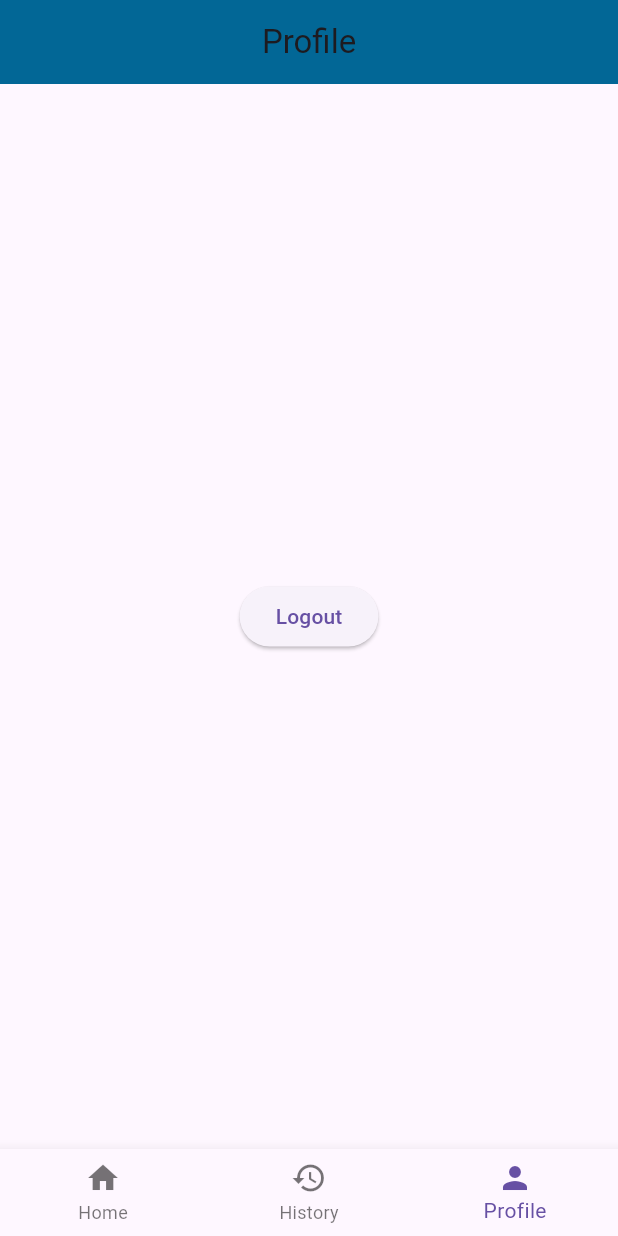
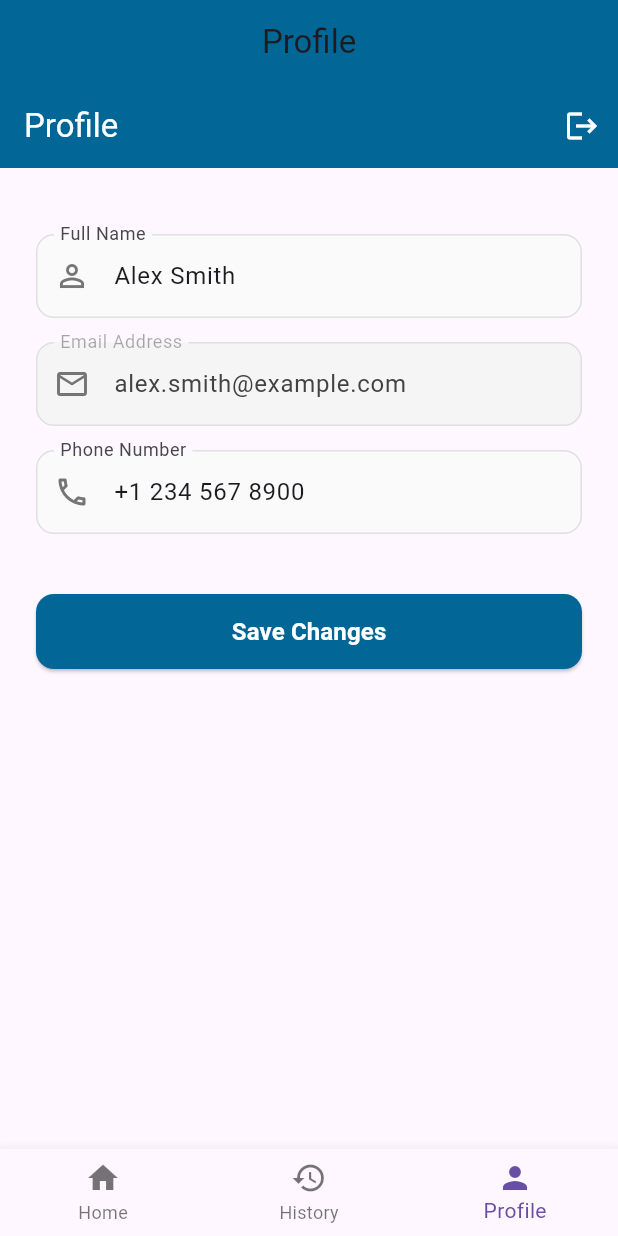
Before and after one commit to ChaengchartChamvech/RoomLedger, a Flutter app: the screen it shows once a user with an empty profile is signed in, item 3 of the bottom bar chosen, on a phone screen of 412 x 824 dp. Run offline on Flutter 3.47's test engine with Material 3 defaults, Android fonts, the phone set to English and light mode, and no system bars; our stand-ins replace image_picker, supabase_flutter; accounts and stored records are empty.

Commit message:
Added Name, Email, Phone number
Is not connected to Database, only mock up info.

```diff
--- a/lib/screens/profile_page.dart
+++ b/lib/screens/profile_page.dart
@@ -1,18 +1,182 @@
 import 'package:flutter/material.dart';
 import 'package:supabase_flutter/supabase_flutter.dart';
 
-class ProfilePage extends StatelessWidget {
+class ProfilePage extends StatefulWidget {
   const ProfilePage({super.key});
 
   @override
+  State<ProfilePage> createState() => _ProfilePageState();
+}
+
+class _ProfilePageState extends State<ProfilePage> {
+  // Mock data
+  late TextEditingController _fullNameController;
+  late TextEditingController _emailController;
+  late TextEditingController _phoneController;
+
+  bool _isSaving = false;
+
+  @override
+  void initState() {
+    super.initState();
+    _fullNameController = TextEditingController(text: "Alex Smith");
+    _phoneController = TextEditingController(text: "+1 234 567 8900");
+  }
+
+  @override
+  void dispose() {
+    _fullNameController.dispose();
+    _phoneController.dispose();
+    super.dispose();
+  }
+
+  void _saveProfile() async {
+    setState(() {
+      _isSaving = true;
+    });
+
+    // Simulate network request context
+    await Future.delayed(const Duration(seconds: 1));
+
+    if (mounted) {
+      setState(() {
+        _isSaving = false;
+      });
+      ScaffoldMessenger.of(context).showSnackBar(
+        const SnackBar(content: Text('Profile updated successfully!')),
+      );
+    }
+  }
+
+  @override
   Widget build(BuildContext context) {
+    const primaryColor = Color.fromARGB(255, 2, 103, 150);
+
     return Scaffold(
-      body: Center(
-        child: ElevatedButton(
-          onPressed: () async {
-            await Supabase.instance.client.auth.signOut();
-          },
-          child: const Text("Logout"),
+      appBar: AppBar(
+        title: const Text('Profile'),
+        backgroundColor: primaryColor,
+        foregroundColor: Colors.white,
+        elevation: 0,
+        actions: [
+          IconButton(
+            icon: const Icon(Icons.logout),
+            onPressed: () async {
+              await Supabase.instance.client.auth.signOut();
+            },
+          ),
+        ],
+      ),
+      body: SingleChildScrollView(
+        padding: const EdgeInsets.all(24.0),
+        child: Column(
+          crossAxisAlignment: CrossAxisAlignment.center,
+          children: [
+            const SizedBox(height: 20),
+            TextField(
+              controller: _fullNameController,
+              decoration: InputDecoration(
+                labelText: 'Full Name',
+                prefixIcon: Icon(Icons.person_outline, color: Colors.grey.shade600),
+                filled: true,
+                fillColor: Colors.grey.shade50,
+                border: OutlineInputBorder(
+                  borderRadius: BorderRadius.circular(12),
+                  borderSide: BorderSide(color: Colors.grey.shade300),
+                ),
+                enabledBorder: OutlineInputBorder(
+                  borderRadius: BorderRadius.circular(12),
+                  borderSide: BorderSide(color: Colors.grey.shade300),
+                ),
+                focusedBorder: OutlineInputBorder(
+                  borderRadius: BorderRadius.circular(12),
+                  borderSide: const BorderSide(
+                    color: Color.fromARGB(255, 2, 103, 150),
+                    width: 2,
+                  ),
+                ),
+              ),
+            ),
+            const SizedBox(height: 16),
+            TextField(
+              controller: TextEditingController(text: 'alex.smith@example.com'),
+              enabled: false,
+              decoration: InputDecoration(
+                labelText: 'Email Address',
+                prefixIcon: Icon(Icons.email_outlined, color: Colors.grey.shade600),
+                filled: true,
+                fillColor: Colors.grey.shade100,
+                border: OutlineInputBorder(
+                  borderRadius: BorderRadius.circular(12),
+                  borderSide: BorderSide(color: Colors.grey.shade300),
+                ),
+                disabledBorder: OutlineInputBorder(
+                  borderRadius: BorderRadius.circular(12),
+                  borderSide: BorderSide(color: Colors.grey.shade300),
+                ),
+              ),
+              style: TextStyle(
+                color: Colors.grey.shade800,
+              ),
+            ),
+            const SizedBox(height: 16),
+            TextField(
+              controller: _phoneController,
+              keyboardType: TextInputType.phone,
+              decoration: InputDecoration(
+                labelText: 'Phone Number',
+                prefixIcon: Icon(Icons.phone_outlined, color: Colors.grey.shade600),
+                filled: true,
+                fillColor: Colors.grey.shade50,
+                border: OutlineInputBorder(
+                  borderRadius: BorderRadius.circular(12),
+                  borderSide: BorderSide(color: Colors.grey.shade300),
+                ),
+                enabledBorder: OutlineInputBorder(
+                  borderRadius: BorderRadius.circular(12),
+                  borderSide: BorderSide(color: Colors.grey.shade300),
+                ),
+                focusedBorder: OutlineInputBorder(
+                  borderRadius: BorderRadius.circular(12),
+                  borderSide: const BorderSide(
+                    color: Color.fromARGB(255, 2, 103, 150),
+                    width: 2,
+                  ),
+                ),
+              ),
+            ),
+            const SizedBox(height: 40),
+            SizedBox(
+              width: double.infinity,
+              height: 50,
+              child: ElevatedButton(
+                style: ElevatedButton.styleFrom(
+                  backgroundColor: primaryColor,
+                  foregroundColor: Colors.white,
+                  shape: RoundedRectangleBorder(
+                    borderRadius: BorderRadius.circular(12),
+                  ),
+                ),
+                onPressed: _isSaving ? null : _saveProfile,
+                child: _isSaving
+                    ? const SizedBox(
+                        width: 24,
+                        height: 24,
+                        child: CircularProgressIndicator(
+                          color: Colors.white,
+                          strokeWidth: 2,
+                        ),
+                      )
+                    : const Text(
+                        'Save Changes',
+                        style: TextStyle(
+                          fontSize: 16,
+                          fontWeight: FontWeight.bold,
+                        ),
+                      ),
+              ),
+            ),
+          ],
         ),
       ),
     );
```
